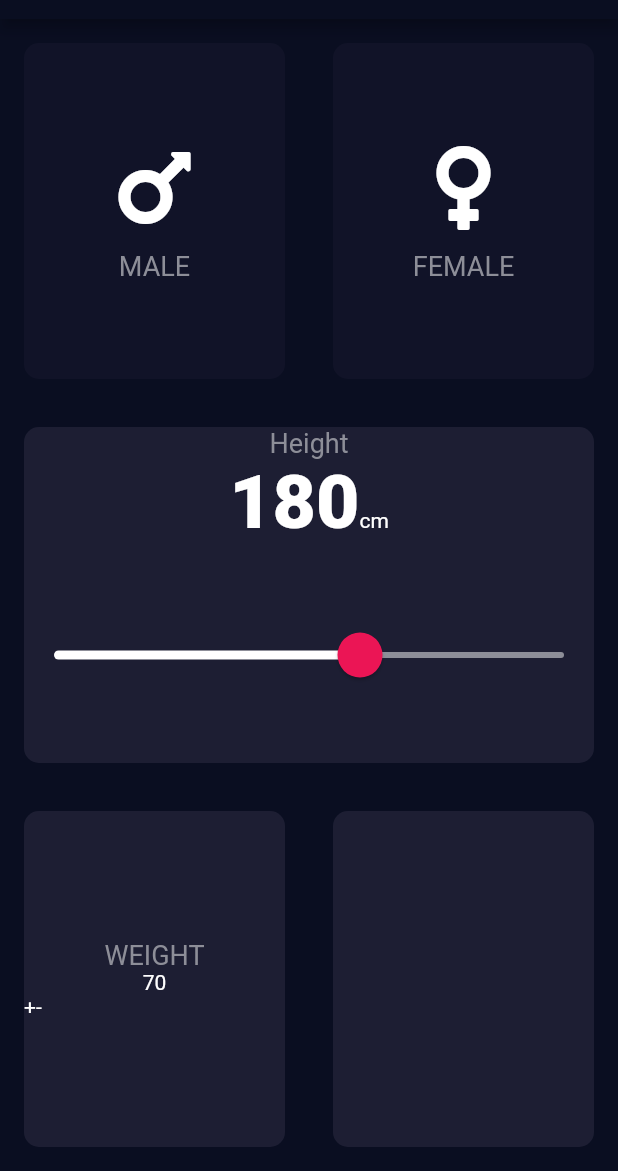
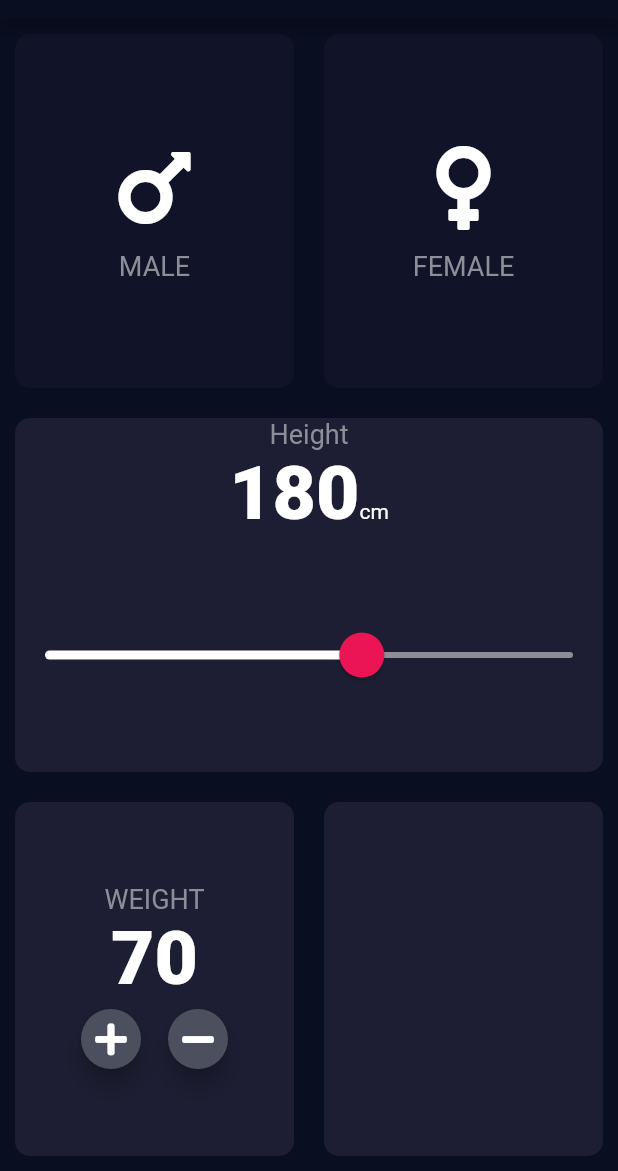
Before and after one commit to ElexandroTorres/BMI-Calculator, a Flutter app: the screen it shows after launch, on a phone screen of 412 x 824 dp, the part 65-1236 px from its top. Run offline on Flutter 3.47's test engine with Material 2 defaults, Android fonts, the phone set to English and light mode, and no system bars; our stand-ins replace font_awesome_flutter.

```diff
--- a/lib/input_screen.dart
+++ b/lib/input_screen.dart
@@ -137,11 +137,32 @@ class _InputScreenState extends State<InputScreen> {
                           'WEIGHT',
                           style: kLabelTextStyle,
                         ),
-                        Text('70'),
+                        Text(
+                          weight.toString(),
+                          style: kNumberTextStyle,
+                        ),
                         Row(
+                          mainAxisAlignment: MainAxisAlignment.center,
                           children: [
-                            Text('+'),
-                            Text('-'),
+                            RoundIconButton(
+                              icon: FontAwesomeIcons.plus,
+                              onPressed: () {
+                                setState(() {
+                                  weight++;
+                                });
+                              },
+                            ),
+                            SizedBox(
+                              width: 10.0,
+                            ),
+                            RoundIconButton(
+                              icon: FontAwesomeIcons.minus,
+                              onPressed: () {
+                                setState(() {
+                                  weight--;
+                                });
+                              },
+                            ),
                           ],
                         ),
                       ],
@@ -161,3 +182,24 @@ class _InputScreenState extends State<InputScreen> {
     );
   }
 }
+
+class RoundIconButton extends StatelessWidget {
+  final IconData? icon;
+  final VoidCallback? onPressed;
+  RoundIconButton({required this.icon, required this.onPressed});
+
+  @override
+  Widget build(BuildContext context) {
+    return RawMaterialButton(
+      child: Icon(icon),
+      onPressed: onPressed,
+      elevation: 6.0,
+      constraints: BoxConstraints.tightFor(
+        width: 40.0,
+        height: 40.0,
+      ),
+      shape: CircleBorder(),
+      fillColor: Color(0xFF4C4F5E),
+    );
+  }
+}
--- a/lib/simple_card.dart
+++ b/lib/simple_card.dart
@@ -13,7 +13,7 @@ class SimpleCard extends StatelessWidget {
       onTap: onPress,
       child: Container(
         child: cardChild,
-        margin: EdgeInsets.all(16),
+        margin: EdgeInsets.all(10),
         decoration: BoxDecoration(
           color: cardColor,
           borderRadius: BorderRadius.circular(10.0),
```
